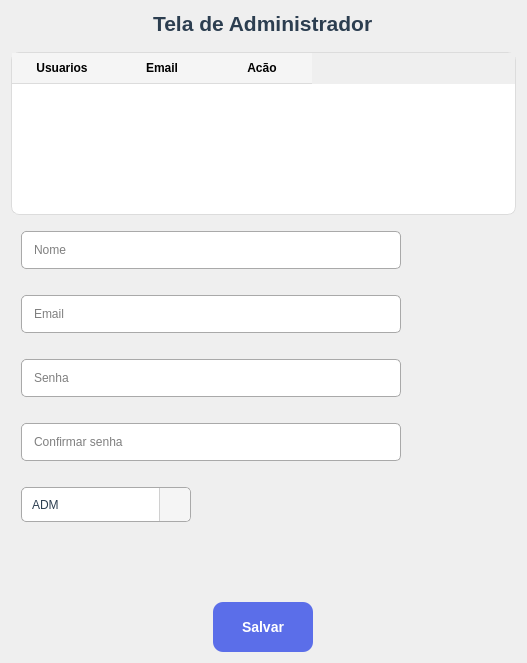
The window that App/view/ui/adminScreen.ui (Caiquef80/Gerenciamento-Escolar) describes before a commit, drawn with Qt 5.
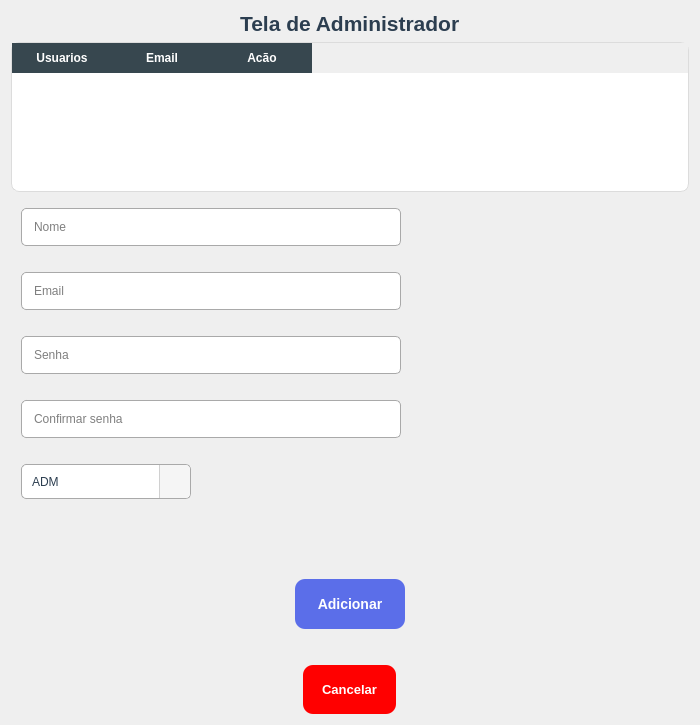
The same window after the commit. Icons and pictures are not drawn.

Commit message:
Feat - Adicionando botão de cancelar (#140)
* useID

* Feat - findUserActive na controller

findUserActive na controller

* Feat - Admin

feito os métodos do admin de adicionar.

* Feat - Ao clicar no item

quando clicar no usuario, preenche os campos do input com os dados do banco.

* Update adminUI.py

* Feat - Delete de usuarios

Função de deletar o usuario.

* Feat - Adicionando botão de cancelar.

botao de cancelar e algumas modificações e testes, tentei fazer o de atualizar mas ta foda.

* Feat - Atualizado

---------

Diff of the .ui file:
```diff
--- a/App/view/ui/adminScreen.ui
+++ b/App/view/ui/adminScreen.ui
@@ -2,12 +2,15 @@
 <ui version="4.0">
  <class>Dialog</class>
  <widget class="QDialog" name="Dialog">
+  <property name="enabled">
+   <bool>true</bool>
+  </property>
   <property name="geometry">
    <rect>
     <x>0</x>
     <y>0</y>
-    <width>527</width>
-    <height>663</height>
+    <width>700</width>
+    <height>654</height>
    </rect>
   </property>
   <property name="sizePolicy">
@@ -16,10 +19,16 @@
     <verstretch>0</verstretch>
    </sizepolicy>
   </property>
+  <property name="minimumSize">
+   <size>
+    <width>350</width>
+    <height>0</height>
+   </size>
+  </property>
   <property name="maximumSize">
    <size>
-    <width>650</width>
-    <height>800</height>
+    <width>700</width>
+    <height>654</height>
    </size>
   </property>
   <property name="windowTitle">
@@ -31,7 +40,7 @@
   </property>
   <property name="styleSheet">
    <string notr="true">QLabel{
- font-family: &quot;Segoe UI&quot;, &quot;Arial&quot;, sans-serif;
+font-family: &quot;Segoe UI&quot;, &quot;Arial&quot;, sans-serif;
     font-size: 16px;
     font-weight: 500;   
     color: #2c3e50;
@@ -44,7 +53,7 @@
 	padding: 10px;
 }
 
-QPushButton {
+#salvar {
     background-color: #5B6EE9;
     color: #FFFFFF;
     border: none;
@@ -52,13 +61,27 @@
     font-size: 14px;
     font-weight: 700;
     font-family: 'Segoe UI', 'SF Pro Text', sans-serif;
-	margin-top: 40px;
+	margin-top: 40px
 }
-
-QPushButton:hover {
+ 
+#salvar:hover {
     background-color: #4A5DD6;
 }
-
+#cancelar {
+    background-color: red;
+    color: #FFFFFF;
+    border: none;
+    border-radius: 10px;
+  	font-size: 13px;
+    font-weight: 700;
+    font-family: 'Segoe UI', 'SF Pro Text', sans-serif;
+	margin-top: 30px
+}
+ 
+#cancelar:hover {
+    background-color: #bd0003;
+}
+ 
 QTableWidget {
     background-color: #ffffff;
     border: 1px solid #dcdcdc;
@@ -66,16 +89,16 @@
     gridline-color: #eaeaea;
     font-size: 13px;
 }
-
+ 
 QTableWidget::item {
     padding: 8px;
 }
-
+ 
 QTableWidget::item:selected {
     background-color: #4CAF50;
     color: white;
 }
-
+ 
 QHeaderView::section {
     background-color: #f5f5f5;
     padding: 6px;
@@ -83,7 +106,7 @@
     border-bottom: 1px solid #dcdcdc;
     font-weight: bold;
 }
-
+ 
 QComboBox {
     border-radius: 5px;
 	font-family: &quot;Segoe UI&quot;, &quot;Arial&quot;, sans-serif;
@@ -91,7 +114,7 @@
     margin:10px;
     padding: 8px;
 }
-
+ 
 QComboBox QAbstractItemView {
     border: 1px solid #a9a9a9;
     background: white;
@@ -99,7 +122,7 @@
     selection-color: white;
     padding: 5px;
 }
-
+ 
 QComboBox {
     border-radius: 5px;
     border: 1px solid #a9a9a9;
@@ -108,29 +131,60 @@
     background-color: white;
     color: #2c3e50;
 }
-
+ 
 QComboBox::drop-down {
     subcontrol-origin: padding;
     subcontrol-position: top right;
-
+ 
     width: 30px;
     border-left: 1px solid #d0d0d0;
     background-color: #f5f5f5;
-
+ 
     border-top-right-radius: 5px;
     border-bottom-right-radius: 5px;
 }
-
+ 
 QComboBox::down-arrow {
     image: url(C:/xampp/htdocs/Gerenciamento-Escolar/App/view/ui/imagens/image-arrow.png);
     width: 14px;
     height: 14px;
 }
-
+ 
 QComboBox::drop-down:hover {
     background-color: #e9e9e9;
 }
 
+QHeaderView::section {
+        background-color: #37474f;
+        color: white;
+        font-weight: bold;
+        font-family: 'Segoe UI';
+        padding: 6px;
+        border: none;
+    }
+    QTableWidget {
+        gridline-color: #e0e0e0;
+        font-family: 'Segoe UI';
+        font-size: 14px;
+    }
+    QTableWidget::item:selected {
+        background-color: #e3f2fd;
+        color: black;
+}
+
+QPushButton {
+    background-color: #ff0000;
+    color: #FFFFFF;
+    border: 1px solid #a0a0a0; 
+    padding: 19px;
+	border-radius: 20px
+}
+
+QPushButton:hover {
+    background-color: #bd0003;
+    border: 1px solid #808080;
+}
+ 
 
 </string>
   </property>
@@ -298,6 +352,9 @@
          <property name="text">
           <string/>
          </property>
+         <property name="echoMode">
+          <enum>QLineEdit::Password</enum>
+         </property>
          <property name="placeholderText">
           <string>Senha</string>
          </property>
@@ -314,6 +371,9 @@
          <property name="text">
           <string/>
          </property>
+         <property name="echoMode">
+          <enum>QLineEdit::Password</enum>
+         </property>
          <property name="placeholderText">
           <string>Confirmar senha</string>
          </property>
@@ -382,8 +442,9 @@
         </widget>
        </item>
        <item>
-        <layout class="QVBoxLayout" name="verticalLayout_2">
-         <item alignment="Qt::AlignHCenter|Qt::AlignVCenter">
+        <layout class="QVBoxLayout" name="verticalLayout_2"/>
+       </item>
+       <item alignment="Qt::AlignHCenter">
           <widget class="QPushButton" name="salvar">
            <property name="sizePolicy">
             <sizepolicy hsizetype="Expanding" vsizetype="Fixed">
@@ -393,7 +454,7 @@
            </property>
            <property name="minimumSize">
             <size>
-             <width>100</width>
+           <width>110</width>
              <height>90</height>
             </size>
            </property>
@@ -404,7 +465,7 @@
             </size>
            </property>
            <property name="text">
-            <string>Salvar</string>
+          <string>Adicionar</string>
            </property>
            <property name="autoDefault">
             <bool>false</bool>
@@ -413,7 +474,33 @@
          </item>
         </layout>
        </item>
-      </layout>
+     <item row="5" column="0" alignment="Qt::AlignHCenter|Qt::AlignVCenter">
+      <widget class="QPushButton" name="cancelar">
+       <property name="enabled">
+        <bool>true</bool>
+       </property>
+       <property name="sizePolicy">
+        <sizepolicy hsizetype="Expanding" vsizetype="Fixed">
+         <horstretch>0</horstretch>
+         <verstretch>0</verstretch>
+        </sizepolicy>
+       </property>
+       <property name="minimumSize">
+        <size>
+         <width>90</width>
+         <height>79</height>
+        </size>
+       </property>
+       <property name="maximumSize">
+        <size>
+         <width>200</width>
+         <height>40</height>
+        </size>
+       </property>
+       <property name="text">
+        <string>Cancelar</string>
+       </property>
+      </widget>
      </item>
     </layout>
    </item>
```
Left out of the diff: 2 changed lines with no effect on the pictures. Lines whose indentation alone changed are shown as unchanged. The commit also changes 2 other files.
